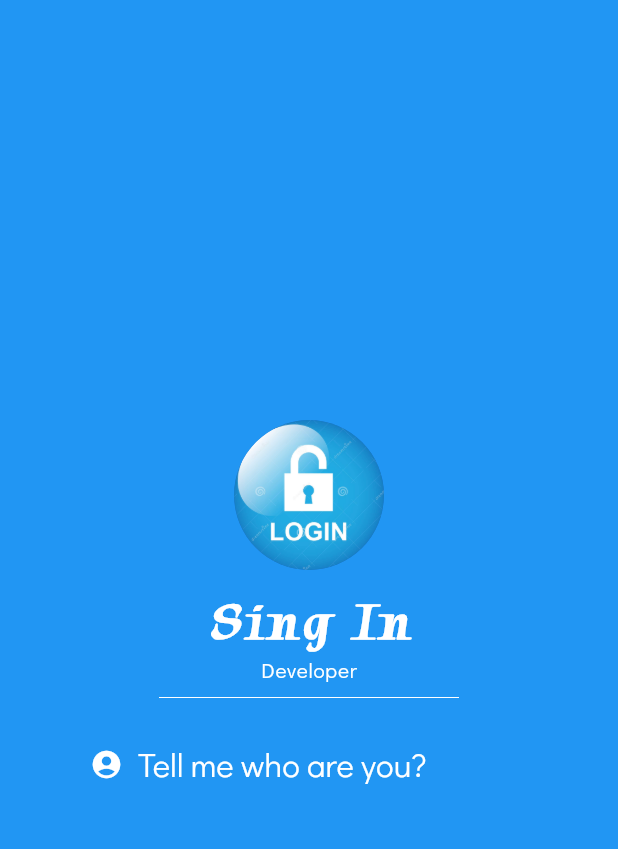
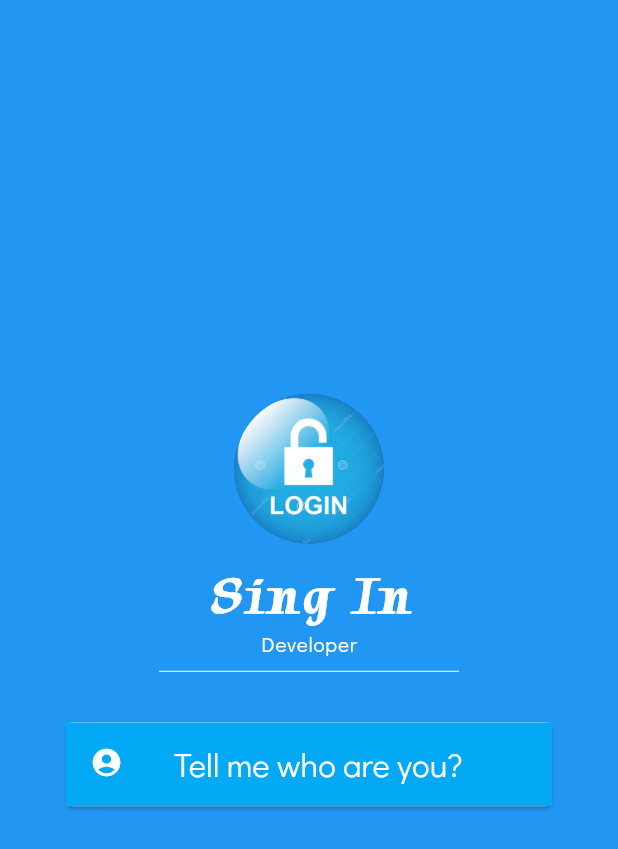
Before and after one commit to chenjiahau/Flutter, a Flutter app: the screen it shows after launch, on a phone screen of 412 x 824 dp. Shown: the top 849 px of the screen. Run offline on Flutter 3.47's test engine with Material 2 defaults, Android fonts, the phone set to English and light mode, and no system bars.

Commit message:
Use Card, ListTile instead of Container, Row

```diff
--- a/lib/main.dart
+++ b/lib/main.dart
@@ -16,15 +16,15 @@ class MyApp extends StatelessWidget {
           child: Column(
             crossAxisAlignment: CrossAxisAlignment.center,
             mainAxisAlignment: MainAxisAlignment.center,
-            children: <Widget>[
-              const CircleAvatar(
+            children: const <Widget>[
+              CircleAvatar(
                 radius: 50,
                 backgroundImage: AssetImage("images/login.png"),
               ),
-              const SizedBox(
+              SizedBox(
                 height: 12.0,
               ),
-              const Text(
+              Text(
                 "Sing In",
                 style: TextStyle(
                   fontFamily: "Tapestry",
@@ -34,7 +34,7 @@ class MyApp extends StatelessWidget {
                   letterSpacing: 3.0,
                 ),
               ),
-              const Text(
+              Text(
                 "Developer",
                 style: TextStyle(
                   fontFamily: "DidactGothic",
@@ -44,7 +44,7 @@ class MyApp extends StatelessWidget {
                   letterSpacing: 0.5,
                 ),
               ),
-              const SizedBox(
+              SizedBox(
                 height: 20.0,
                 width: 200.0,
                 child: Divider(
@@ -52,24 +52,25 @@ class MyApp extends StatelessWidget {
                   color: Colors.white,
                 ),
               ),
-              Container(
-                padding: const EdgeInsets.symmetric(
-                    vertical: 20.0, horizontal: 60.0),
-                child: Row(
-                  children: const <Widget>[
-                    Icon(
+              Padding(
+                padding: EdgeInsets.symmetric(vertical: 20.0, horizontal: 40.0),
+                child: Card(
+                  child: ListTile(
+                    tileColor: Colors.lightBlue,
+                    leading: Icon(
                       Icons.account_circle,
                       color: Colors.white,
                       size: 22.0,
                     ),
-                    SizedBox(width: 10.0),
-                    Text("Tell me who are you?",
-                        style: TextStyle(
-                          fontFamily: "DidactGothic",
-                          color: Colors.white,
-                          fontSize: 22.0,
-                        ))
-                  ],
+                    title: Text(
+                      "Tell me who are you?",
+                      style: TextStyle(
+                        fontFamily: "DidactGothic",
+                        color: Colors.white,
+                        fontSize: 22.0,
+                      ),
+                    ),
+                  ),
                 ),
               ),
             ],
```
